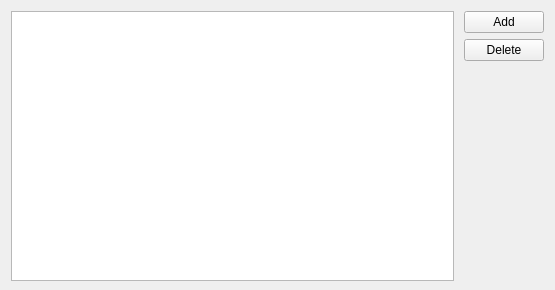
Qt form ime/ui/ui_access_control_list.ui (UoA-eResearch/mytardis_ime) before a commit.
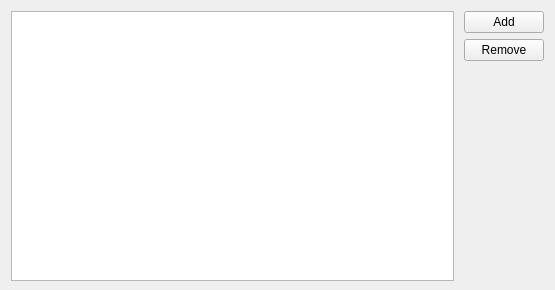
The same form after that commit.

Commit message: Disable delete button on access control until item selected

The edit to the form file:
```diff
--- a/ime/ui/ui_access_control_list.ui
+++ b/ime/ui/ui_access_control_list.ui
@@ -61,7 +61,7 @@
        <item>
         <widget class="QPushButton" name="btnDelete">
          <property name="text">
-          <string>Delete</string>
+          <string>Remove</string>
          </property>
         </widget>
        </item>
```
The commit also changes 7 other files.
